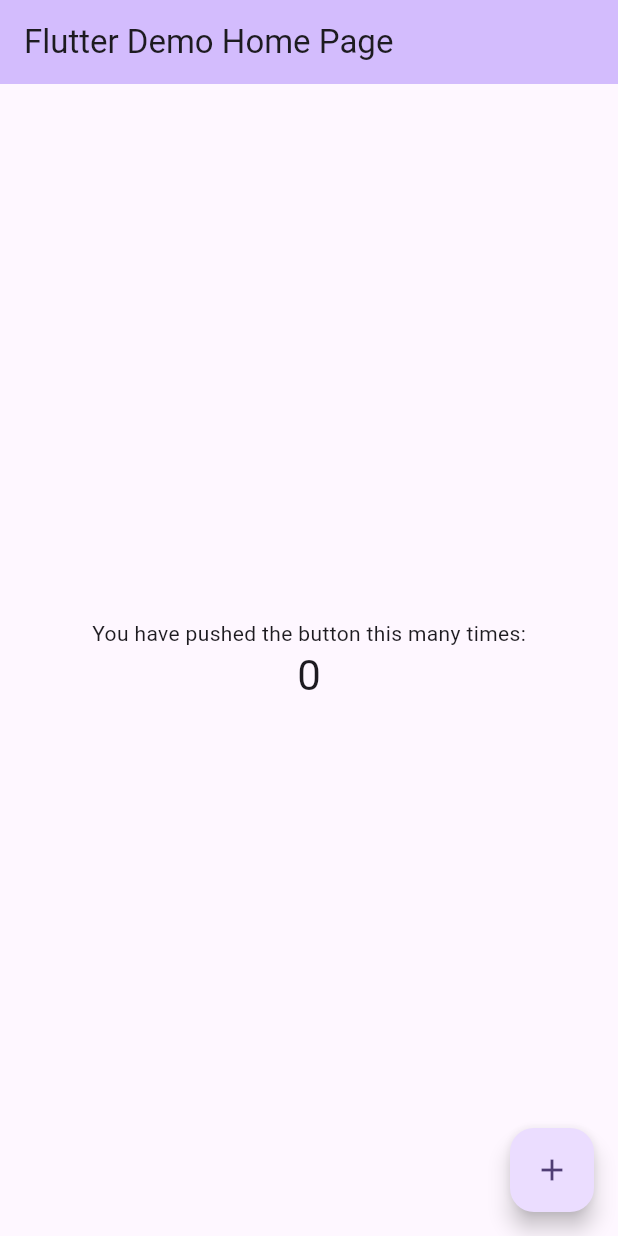
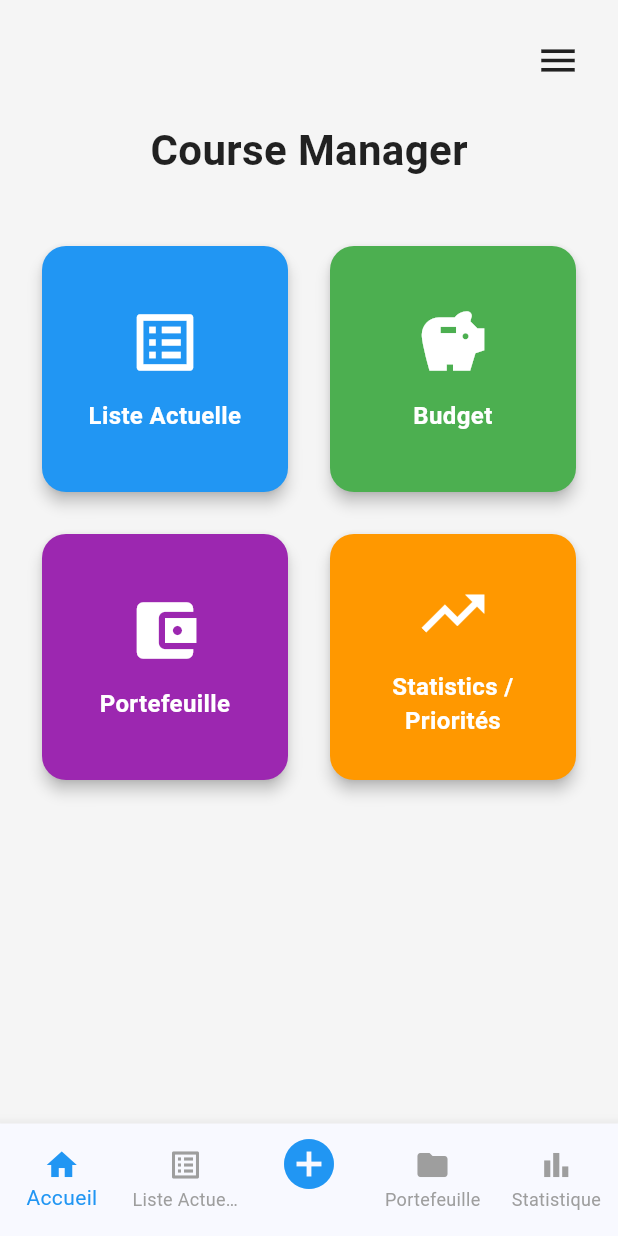
Before and after one commit to Darnel28/TpFlutter, a Flutter app: the screen it shows after launch, on a phone screen of 412 x 824 dp. Run offline on Flutter 3.47's test engine with Material 3 defaults, Android fonts, the phone set to English and light mode, and no system bars.

Commit message:
Page d'accueil

```diff
--- a/lib/main.dart
+++ b/lib/main.dart
@@ -7,116 +7,204 @@ void main() {
 class MyApp extends StatelessWidget {
   const MyApp({super.key});
 
-  // This widget is the root of your application.
   @override
   Widget build(BuildContext context) {
     return MaterialApp(
-      title: 'Flutter Demo',
+      title: 'Course Manager',
+      debugShowCheckedModeBanner: false,
       theme: ThemeData(
-        // This is the theme of your application.
-        //
-        // TRY THIS: Try running your application with "flutter run". You'll see
-        // the application has a purple toolbar. Then, without quitting the app,
-        // try changing the seedColor in the colorScheme below to Colors.green
-        // and then invoke "hot reload" (save your changes or press the "hot
-        // reload" button in a Flutter-supported IDE, or press "r" if you used
-        // the command line to start the app).
-        //
-        // Notice that the counter didn't reset back to zero; the application
-        // state is not lost during the reload. To reset the state, use hot
-        // restart instead.
-        //
-        // This works for code too, not just values: Most code changes can be
-        // tested with just a hot reload.
-        colorScheme: ColorScheme.fromSeed(seedColor: Colors.deepPurple),
+        colorScheme: ColorScheme.fromSeed(seedColor: Colors.blue),
+        useMaterial3: true,
       ),
-      home: const MyHomePage(title: 'Flutter Demo Home Page'),
+      home: const MyHomePage(),
     );
   }
 }
 
 class MyHomePage extends StatefulWidget {
-  const MyHomePage({super.key, required this.title});
-
-  // This widget is the home page of your application. It is stateful, meaning
-  // that it has a State object (defined below) that contains fields that affect
-  // how it looks.
-
-  // This class is the configuration for the state. It holds the values (in this
-  // case the title) provided by the parent (in this case the App widget) and
-  // used by the build method of the State. Fields in a Widget subclass are
-  // always marked "final".
-
-  final String title;
+  const MyHomePage({super.key});
 
   @override
   State<MyHomePage> createState() => _MyHomePageState();
 }
 
 class _MyHomePageState extends State<MyHomePage> {
-  int _counter = 0;
-
-  void _incrementCounter() {
-    setState(() {
-      // This call to setState tells the Flutter framework that something has
-      // changed in this State, which causes it to rerun the build method below
-      // so that the display can reflect the updated values. If we changed
-      // _counter without calling setState(), then the build method would not be
-      // called again, and so nothing would appear to happen.
-      _counter++;
-    });
-  }
+  int _currentIndex = 0;
+  bool _isConnected = false;
 
   @override
   Widget build(BuildContext context) {
-    // This method is rerun every time setState is called, for instance as done
-    // by the _incrementCounter method above.
-    //
-    // The Flutter framework has been optimized to make rerunning build methods
-    // fast, so that you can just rebuild anything that needs updating rather
-    // than having to individually change instances of widgets.
     return Scaffold(
-      appBar: AppBar(
-        // TRY THIS: Try changing the color here to a specific color (to
-        // Colors.amber, perhaps?) and trigger a hot reload to see the AppBar
-        // change color while the other colors stay the same.
-        backgroundColor: Theme.of(context).colorScheme.inversePrimary,
-        // Here we take the value from the MyHomePage object that was created by
-        // the App.build method, and use it to set our appbar title.
-        title: Text(widget.title),
-      ),
-      body: Center(
-        // Center is a layout widget. It takes a single child and positions it
-        // in the middle of the parent.
+      backgroundColor: Colors.grey[100],
+      body: SafeArea(
         child: Column(
-          // Column is also a layout widget. It takes a list of children and
-          // arranges them vertically. By default, it sizes itself to fit its
-          // children horizontally, and tries to be as tall as its parent.
-          //
-          // Column has various properties to control how it sizes itself and
-          // how it positions its children. Here we use mainAxisAlignment to
-          // center the children vertically; the main axis here is the vertical
-          // axis because Columns are vertical (the cross axis would be
-          // horizontal).
-          //
-          // TRY THIS: Invoke "debug painting" (choose the "Toggle Debug Paint"
-          // action in the IDE, or press "p" in the console), to see the
-          // wireframe for each widget.
-          mainAxisAlignment: MainAxisAlignment.center,
-          children: <Widget>[
-            const Text('You have pushed the button this many times:'),
-            Text(
-              '$_counter',
-              style: Theme.of(context).textTheme.headlineMedium,
+          children: [
+            // Header avec icône menu
+            Padding(
+              padding: const EdgeInsets.all(16.0),
+              child: Row(
+                mainAxisAlignment: MainAxisAlignment.end,
+                children: [
+                  PopupMenuButton<String>(
+                    icon: const Icon(Icons.menu, size: 30),
+                    onSelected: (value) {
+                      if (value == 'connect') {
+                        setState(() {
+                          _isConnected = true;
+                        });
+                      } else if (value == 'disconnect') {
+                        setState(() {
+                          _isConnected = false;
+                        });
+                      }
+                    },
+                    itemBuilder: (BuildContext context) => [
+                      const PopupMenuItem<String>(
+                        value: 'connect',
+                        child: Row(
+                          children: [
+                            Icon(Icons.person, color: Colors.blue),
+                            SizedBox(width: 12),
+                            Text('Se connecter'),
+                          ],
+                        ),
+                      ),
+                      const PopupMenuItem<String>(
+                        value: 'disconnect',
+                        child: Row(
+                          children: [
+                            Icon(Icons.logout, color: Colors.red),
+                            SizedBox(width: 12),
+                            Text('Se déconnecter'),
+                          ],
+                        ),
+                      ),
+                    ],
+                  ),
+                ],
+              ),
+            ),
+
+            // Titre
+            const Text(
+              'Course Manager',
+              style: TextStyle(
+                fontSize: 28,
+                fontWeight: FontWeight.bold,
+                color: Colors.black87,
+              ),
+            ),
+
+            const SizedBox(height: 40),
+
+            // Grille de boutons
+            Expanded(
+              child: Padding(
+                padding: const EdgeInsets.symmetric(horizontal: 24.0),
+                child: GridView.count(
+                  crossAxisCount: 2,
+                  mainAxisSpacing: 20,
+                  crossAxisSpacing: 20,
+                  children: [
+                    _buildMenuCard(
+                      'Liste Actuelle',
+                      Icons.list_alt,
+                      Colors.blue,
+                    ),
+                    _buildMenuCard(
+                      'Budget',
+                      Icons.savings,
+                      Colors.green,
+                    ),
+                    _buildMenuCard(
+                      'Portefeuille',
+                      Icons.account_balance_wallet,
+                      Colors.purple,
+                    ),
+                    _buildMenuCard(
+                      'Statistics /\nPriorités',
+                      Icons.trending_up,
+                      Colors.orange,
+                    ),
+                  ],
+                ),
+              ),
             ),
           ],
         ),
       ),
-      floatingActionButton: FloatingActionButton(
-        onPressed: _incrementCounter,
-        tooltip: 'Increment',
-        child: const Icon(Icons.add),
-      ), // This trailing comma makes auto-formatting nicer for build methods.
+      bottomNavigationBar: BottomNavigationBar(
+        currentIndex: _currentIndex,
+        onTap: (index) {
+          setState(() {
+            _currentIndex = index;
+          });
+        },
+        type: BottomNavigationBarType.fixed,
+        selectedItemColor: Colors.blue,
+        unselectedItemColor: Colors.grey,
+        items: const [
+          BottomNavigationBarItem(
+            icon: Icon(Icons.home),
+            label: 'Accueil',
+          ),
+          BottomNavigationBarItem(
+            icon: Icon(Icons.list_alt),
+            label: 'Liste Actuelle',
+          ),
+          BottomNavigationBarItem(
+            icon: Icon(Icons.add_circle, size: 40, color: Colors.blue),
+            label: '',
+          ),
+          BottomNavigationBarItem(
+            icon: Icon(Icons.folder),
+            label: 'Portefeuille',
+          ),
+          BottomNavigationBarItem(
+            icon: Icon(Icons.bar_chart),
+            label: 'Statistique',
+          ),
+        ],
+      ),
+    );
+  }
+
+  Widget _buildMenuCard(String title, IconData icon, Color color) {
+    return Card(
+      elevation: 4,
+      shape: RoundedRectangleBorder(
+        borderRadius: BorderRadius.circular(16),
+      ),
+      color: color,
+      child: InkWell(
+        onTap: () {
+          // Action au clic
+        },
+        borderRadius: BorderRadius.circular(16),
+        child: Padding(
+          padding: const EdgeInsets.all(20.0),
+          child: Column(
+            mainAxisAlignment: MainAxisAlignment.center,
+            children: [
+              Icon(
+                icon,
+                size: 50,
+                color: Colors.white,
+              ),
+              const SizedBox(height: 12),
+              Text(
+                title,
+                textAlign: TextAlign.center,
+                style: const TextStyle(
+                  color: Colors.white,
+                  fontSize: 16,
+                  fontWeight: FontWeight.bold,
+                ),
+              ),
+            ],
+          ),
+        ),
+      ),
     );
   }
 }
```
